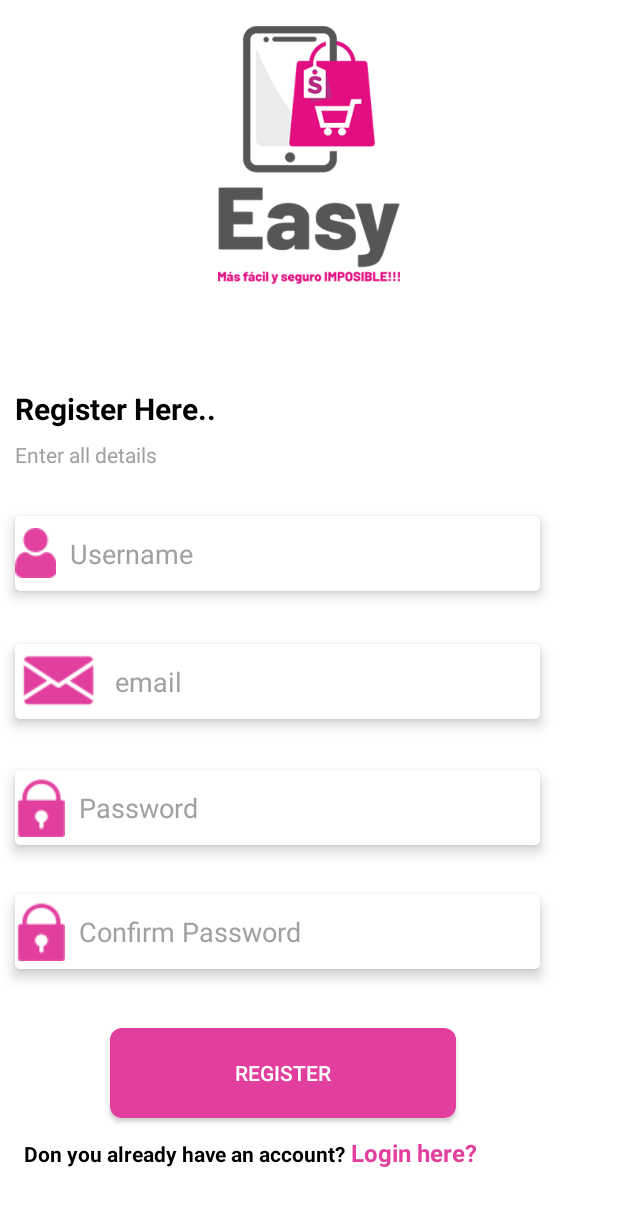
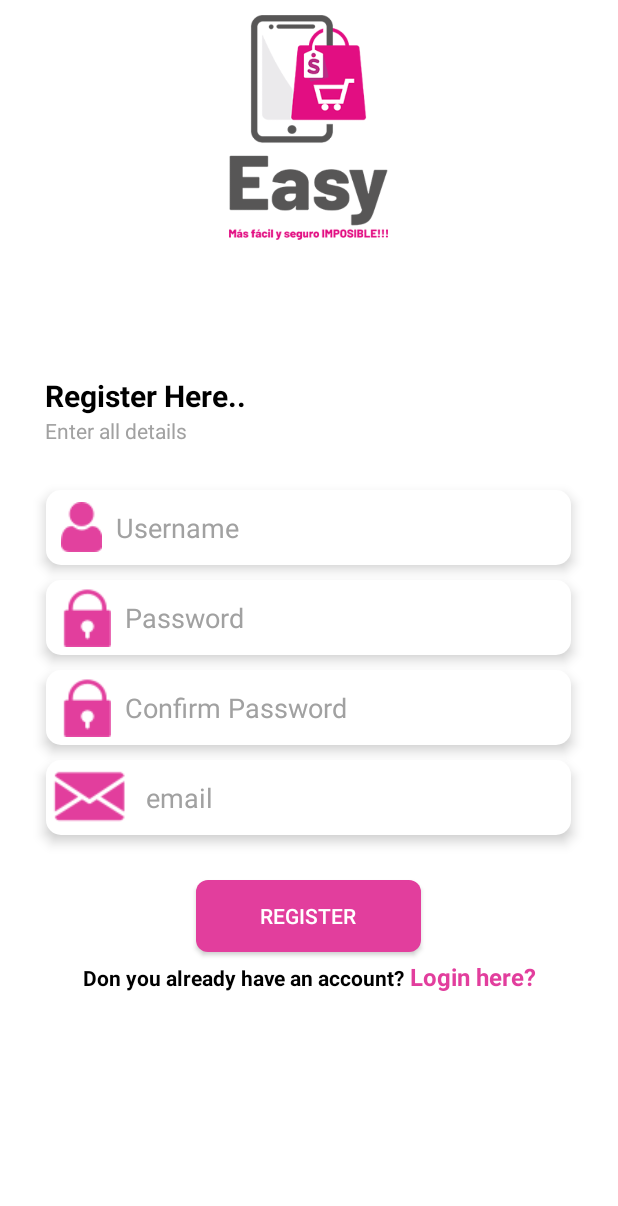
Before and after one commit to shadabsheikh51024225/EasyERPSolution, an Android app: the RegisterHere screen opened directly, with no data from a screen before it, on a phone screen of 412 x 824 dp. Shown: the top 1206 px of the screen. Run offline under Robolectric (Android 15) with nearby library versions, the phone set to English and light mode, and no system bars.

Commit message:
layout fix through Linear layout.

```diff
--- a/app/src/main/res/drawable/curved_edit_text.xml
+++ b/app/src/main/res/drawable/curved_edit_text.xml
@@ -2,9 +2,9 @@
 <shape xmlns:android="http://schemas.android.com/apk/res/android" >
 
     <corners
-        android:bottomLeftRadius="3dp"
-        android:bottomRightRadius="3dp"
-        android:radius="3dp"
+        android:bottomLeftRadius="10dp"
+        android:bottomRightRadius="10dp"
+        android:radius="10dp"
         />
     <solid
         android:color="@android:color/white"/>
--- a/app/src/main/res/layout/activity_register_here.xml
+++ b/app/src/main/res/layout/activity_register_here.xml
@@ -1,150 +1,128 @@
 <?xml version="1.0" encoding="utf-8"?>
-<androidx.constraintlayout.widget.ConstraintLayout xmlns:android="http://schemas.android.com/apk/res/android"
+<LinearLayout xmlns:android="http://schemas.android.com/apk/res/android"
     xmlns:app="http://schemas.android.com/apk/res-auto"
     xmlns:tools="http://schemas.android.com/tools"
     android:id="@+id/register_here_activity"
     android:layout_width="match_parent"
     android:layout_height="match_parent"
     android:background="@color/white"
+    android:orientation="vertical"
     tools:context=".ui.LogIn.LogInActivity">
+
+    <ImageView
+        android:id="@+id/imageView"
+        android:layout_width="155dp"
+        android:layout_height="150dp"
+        android:layout_gravity="center"
+        android:layout_margin="10dp"
+        app:srcCompat="@drawable/easy_logo_three" />
+
+
+    <TextView
+        android:id="@+id/textView"
+        android:layout_width="wrap_content"
+        android:layout_height="wrap_content"
+        android:layout_marginLeft="30dp"
+        android:layout_marginTop="80dp"
+        android:text="Register Here.."
+        android:textColor="@color/black"
+        android:textSize="20sp"
+        android:textStyle="bold" />
+
+    <TextView
+        android:id="@+id/textView2"
+        android:layout_width="wrap_content"
+        android:layout_height="wrap_content"
+        android:layout_marginLeft="30dp"
+        android:text="Enter all details"
+        android:textColor="@color/Tertiary_color"
+        android:textColorHint="@color/Tertiary_color" />
+
+    <EditText
+        android:id="@+id/editTextTextEmailAddress"
+        android:layout_width="350dp"
+        android:layout_height="50dp"
+        android:layout_gravity="center"
+        android:layout_marginTop="30dp"
+        android:background="@drawable/curved_edit_text"
+        android:drawableLeft="@drawable/log_in_user_name_icon_three"
+        android:elevation="5dp"
+        android:ems="10"
+        android:hint="  Username"
+        android:inputType="textEmailAddress"
+        android:paddingLeft="10dp"
+        android:textColorHint="@color/Tertiary_color" />
 
     <EditText
         android:id="@+id/editTextTextEmailAddress2"
-        android:layout_width="0dp"
+        android:layout_width="350dp"
         android:layout_height="50dp"
-        android:layout_marginTop="61dp"
-        android:layout_marginBottom="60dp"
+        android:layout_gravity="center"
+        android:layout_marginTop="10dp"
         android:background="@drawable/curved_edit_text"
         android:drawableLeft="@drawable/log_in_password_icon_three"
         android:elevation="5dp"
         android:ems="10"
         android:hint="  Password"
         android:inputType="textEmailAddress"
-        android:textColorHint="@color/Tertiary_color"
-        app:layout_constraintBottom_toBottomOf="@+id/editTextTextEmailAddress3"
-        app:layout_constraintEnd_toEndOf="@+id/editTextTextEmailAddress3"
-        app:layout_constraintStart_toStartOf="@+id/editTextTextEmailAddress3"
-        app:layout_constraintTop_toTopOf="@+id/editTextTextPassword"
-        app:layout_marginBaseline="10dp" />
+        android:paddingLeft="10dp"
+        android:textColorHint="@color/Tertiary_color" />
 
-    <ImageView
-        android:id="@+id/imageView"
-        android:layout_width="164dp"
-        android:layout_height="172dp"
-        android:layout_marginTop="17dp"
-        app:layout_constraintEnd_toEndOf="parent"
-        app:layout_constraintStart_toStartOf="parent"
-        app:layout_constraintTop_toTopOf="parent"
-        app:srcCompat="@drawable/easy_logo_three" />
 
-    <TextView
-        android:id="@+id/textView"
-        android:layout_width="wrap_content"
-        android:layout_height="wrap_content"
-        android:layout_marginTop="69dp"
-        android:text="Register Here.."
-        android:textColor="@color/black"
-        android:textSize="20sp"
-        android:textStyle="bold"
-        app:layout_constraintEnd_toEndOf="parent"
-        app:layout_constraintHorizontal_bias="0.036"
-        app:layout_constraintStart_toStartOf="parent"
-        app:layout_constraintTop_toBottomOf="@+id/imageView" />
-
-    <TextView
-        android:id="@+id/textView2"
-        android:layout_width="wrap_content"
-        android:layout_height="wrap_content"
-        android:layout_marginTop="7dp"
-        android:text="Enter all details"
-        android:textColor="@color/Tertiary_color"
-        android:textColorHint="@color/Tertiary_color"
-        app:layout_constraintEnd_toEndOf="parent"
-        app:layout_constraintHorizontal_bias="0.031"
-        app:layout_constraintStart_toStartOf="parent"
-        app:layout_constraintTop_toBottomOf="@+id/textView" />
-
-    <EditText
-        android:id="@+id/editTextTextEmailAddress"
-        android:layout_width="0dp"
-        android:layout_height="50dp"
-        android:layout_marginTop="62dp"
-        android:layout_marginBottom="62dp"
-        android:background="@drawable/curved_edit_text"
-        android:drawableLeft="@drawable/log_in_user_name_icon_three"
-        android:elevation="5dp"
-        android:ems="10"
-        android:hint="  Username"
-        android:inputType="textEmailAddress"
-        android:textColorHint="@color/Tertiary_color"
-        app:layout_constraintBottom_toBottomOf="@+id/editTextTextPassword"
-        app:layout_constraintEnd_toEndOf="@+id/editTextTextPassword"
-        app:layout_constraintStart_toStartOf="@+id/textView2"
-        app:layout_constraintTop_toTopOf="@+id/textView"
-        app:layout_marginBaseline="10dp" />
 
     <EditText
         android:id="@+id/editTextTextEmailAddress3"
         android:layout_width="350dp"
         android:layout_height="50dp"
-        android:layout_marginBottom="178dp"
+        android:layout_gravity="center"
+        android:layout_marginTop="10dp"
         android:background="@drawable/curved_edit_text"
         android:drawableLeft="@drawable/log_in_password_icon_three"
         android:elevation="5dp"
         android:ems="10"
         android:hint="  Confirm Password"
         android:inputType="textEmailAddress"
-        android:textColorHint="@color/Tertiary_color"
-        app:layout_constraintBottom_toBottomOf="parent"
-        app:layout_constraintEnd_toEndOf="parent"
-        app:layout_constraintHorizontal_bias="0.163"
-        app:layout_constraintStart_toStartOf="parent" />
+        android:paddingLeft="10dp"
+        android:textColorHint="@color/Tertiary_color" />
 
     <EditText
         android:id="@+id/editTextTextPassword"
-        android:layout_width="0dp"
+        android:layout_width="350dp"
         android:layout_height="50dp"
-        android:layout_marginTop="71dp"
-        android:layout_marginBottom="71dp"
+        android:layout_gravity="center"
+        android:layout_marginTop="10dp"
         android:background="@drawable/curved_edit_text"
         android:drawableLeft="@drawable/log_in_email_icon_three"
         android:elevation="5dp"
         android:ems="10"
         android:hint="  email"
         android:inputType="textPassword"
-        android:textColorHint="@color/Tertiary_color"
-        app:layout_constraintBottom_toTopOf="@+id/editTextTextEmailAddress3"
-        app:layout_constraintEnd_toEndOf="@+id/editTextTextEmailAddress2"
-        app:layout_constraintStart_toStartOf="@+id/editTextTextEmailAddress2"
-        app:layout_constraintTop_toBottomOf="@+id/textView2" />
+        android:textColorHint="@color/Tertiary_color" />
 
     <Button
         android:id="@+id/button"
-        android:layout_width="0dp"
-        android:layout_height="60dp"
-        android:layout_marginStart="57dp"
-        android:layout_marginTop="39dp"
-        android:layout_marginEnd="56dp"
-        android:layout_marginBottom="34dp"
+        android:layout_width="150dp"
+        android:layout_height="wrap_content"
+        android:layout_gravity="center"
+        android:layout_marginTop="30dp"
         android:background="@drawable/curved_button_primary"
         android:elevation="5dp"
-        android:text="Register"
-        app:layout_constraintBottom_toBottomOf="@+id/textView_register_here"
-        app:layout_constraintEnd_toEndOf="@+id/editTextTextEmailAddress3"
-        app:layout_constraintStart_toStartOf="@+id/textView4"
-        app:layout_constraintTop_toBottomOf="@+id/editTextTextEmailAddress3" />
+        android:text="Register" />
+
+    <LinearLayout
+        android:layout_width="match_parent"
+        android:layout_height="wrap_content"
+        android:layout_margin="5dp"
+        android:orientation="horizontal">
 
         <TextView
             android:id="@+id/textView4"
             android:layout_width="wrap_content"
             android:layout_height="wrap_content"
-        android:layout_marginStart="16dp"
-        android:layout_marginBottom="45dp"
+            android:layout_marginLeft="50dp"
             android:text="Don you already have an account? "
             android:textColor="@color/black"
-        android:textStyle="bold"
-        app:layout_constraintBottom_toBottomOf="parent"
-        app:layout_constraintStart_toStartOf="parent" />
+            android:textStyle="bold" />
 
         <TextView
             android:id="@+id/textView_log_in_here"
@@ -153,8 +131,8 @@
             android:text="Login here?"
             android:textColor="@color/Primary_color"
             android:textSize="16sp"
-        android:textStyle="bold"
-        app:layout_constraintBaseline_toBaselineOf="@+id/textView4"
-        app:layout_constraintStart_toEndOf="@+id/textView4" />
+            android:textStyle="bold" />
+    </LinearLayout>
 
-</androidx.constraintlayout.widget.ConstraintLayout>
+
+</LinearLayout>
--- a/app/src/main/res/layout/to_buy_ad_card_items.xml
+++ b/app/src/main/res/layout/to_buy_ad_card_items.xml
@@ -5,8 +5,6 @@
     android:layout_width="200dp"
     android:layout_height="100dp"
     android:id="@+id/card_view"
-    android:layout_margin="5dp"
-    card_view:cardElevation="3dp"
    >
 
     <RelativeLayout
```
Also changed, not shown: app/src/main/AndroidManifest.xml (+5 -6 lines), app/src/main/res/layout/activity_log_in.xml (+45 -70 lines), app/src/main/res/layout/activity_main.xml (+34 -29 lines), app/src/main/res/layout/app_bar_layout.xml (+12 -10 lines). Lines whose indentation alone changed are shown as unchanged.
